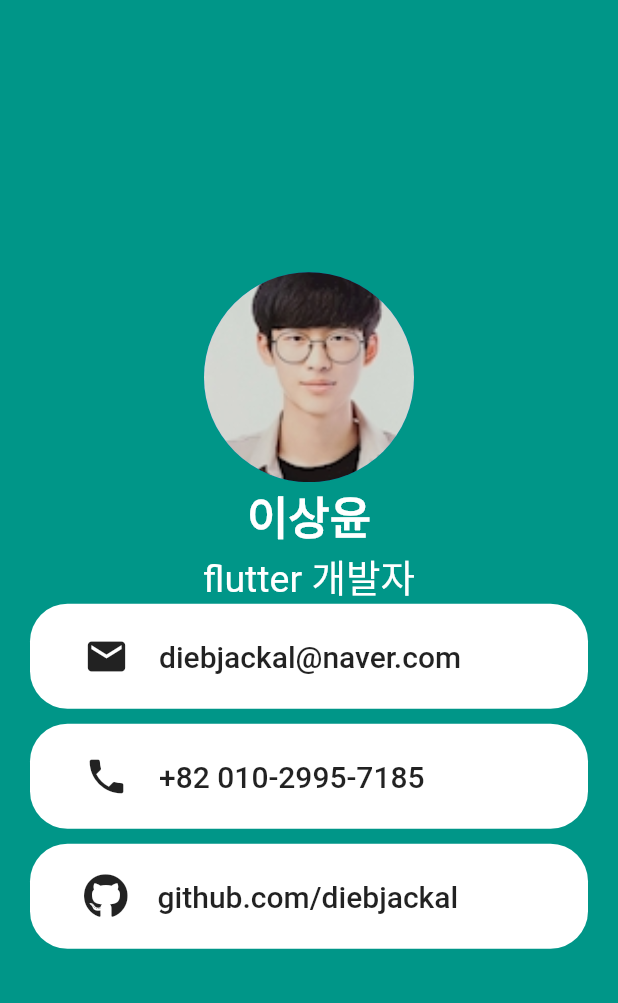
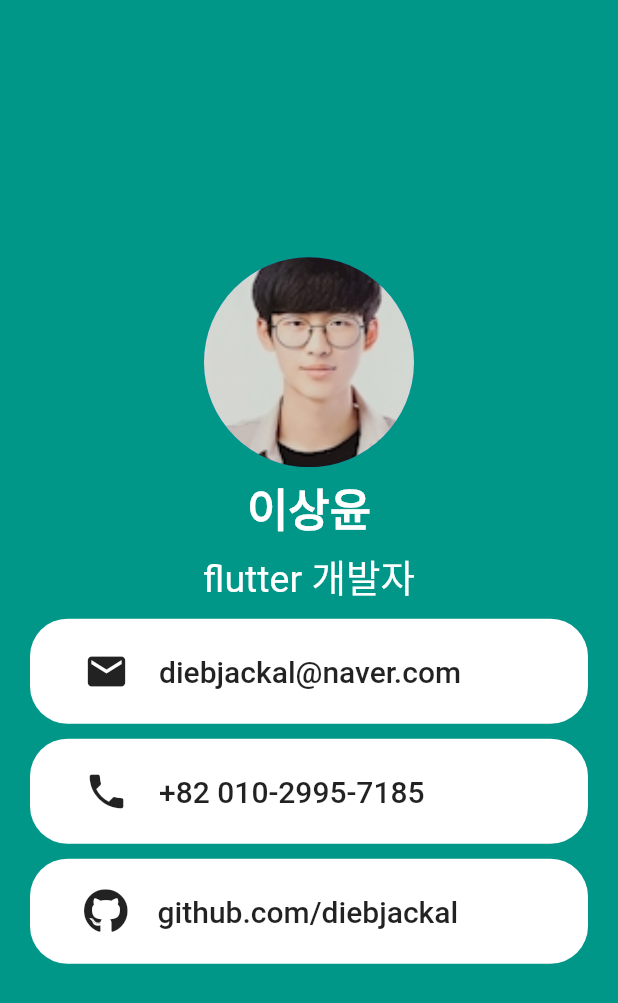
Before and after one commit to diebjackal/businessCard, a Flutter app: the screen it shows after launch, on a phone screen of 412 x 824 dp. Shown: the top 1003 px of the screen. Run offline on Flutter 3.47's test engine with Material 2 defaults, Android fonts, the phone set to English and light mode, and no system bars; our stand-ins replace font_awesome_flutter.

Commit message:
[add] sizeBox, margin
Open up space

```diff
--- a/lib/main.dart
+++ b/lib/main.dart
@@ -41,8 +41,12 @@ class _MyHomePageState extends State<MyHomePage> {
                 radius: 70.0,
                 backgroundImage: AssetImage('assets/UserPhoto.png'),
               ),
-              Text("이상윤", style: nameTextStyle),
+              Container(
+                margin: const EdgeInsets.all(5),
+                child: Text("이상윤", style: nameTextStyle),
+              ),
               Text("flutter 개발자", style: jobTextStyle),
+              SizedBox(height: 10),
               ImformationContainer(index: 0),
               ImformationContainer(index: 1),
               ImformationContainer(index: 2),
```
